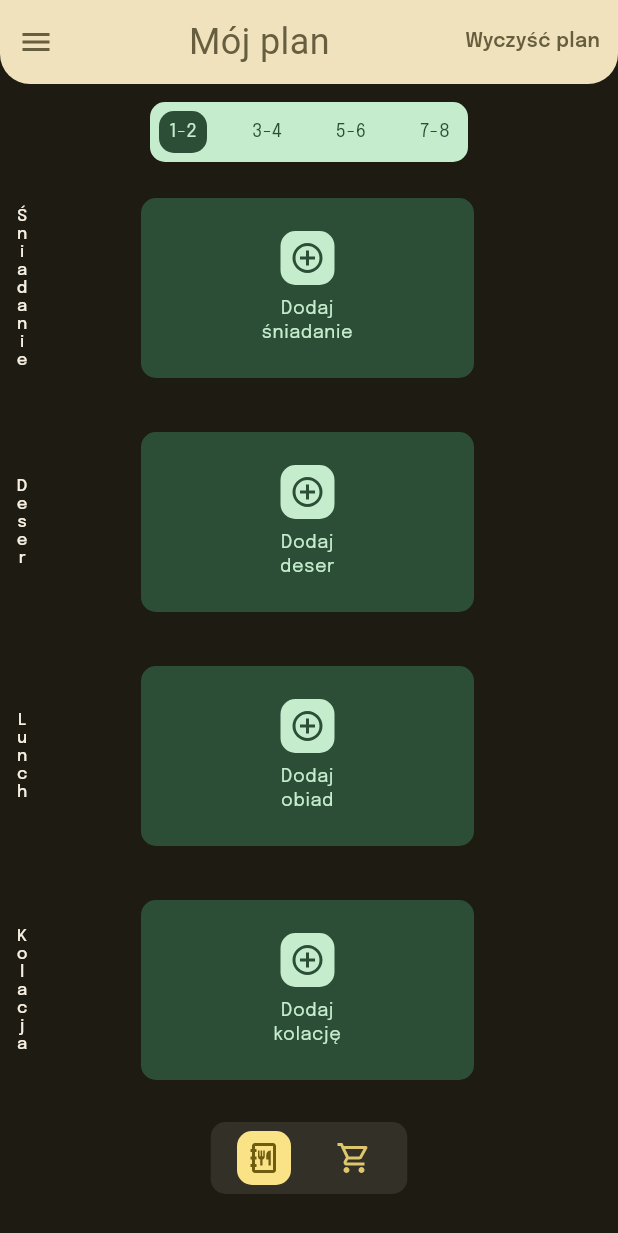
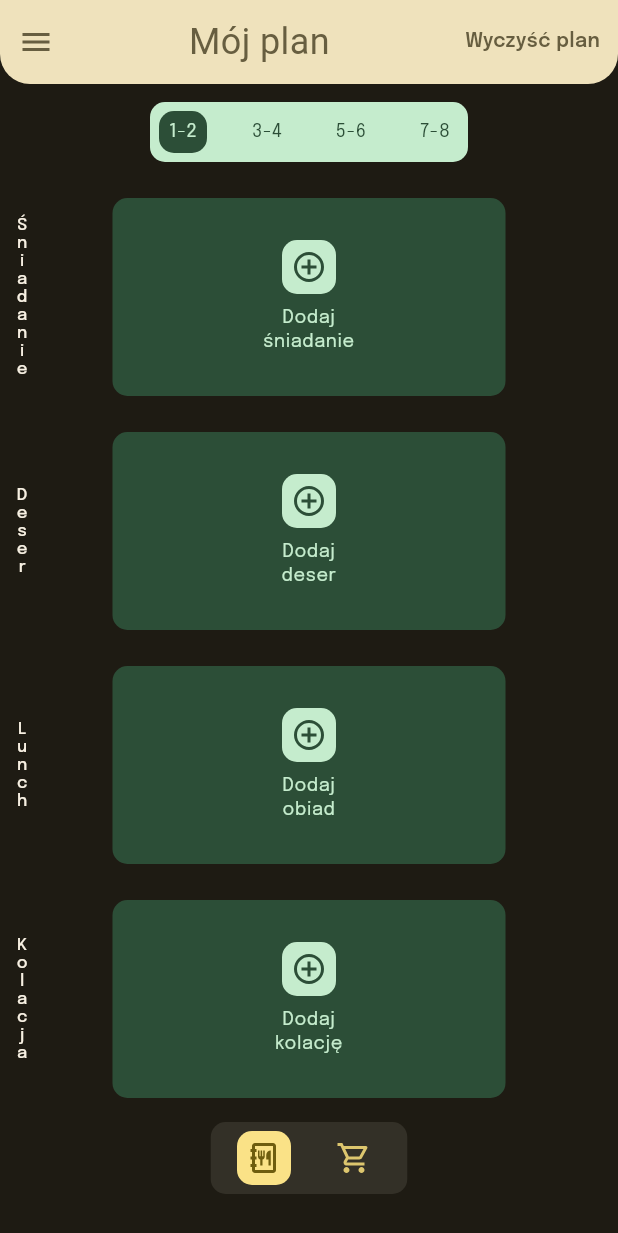
Before and after one commit to Kudlik/meal_planner, a Flutter app: the screen it shows after launch, on a phone screen of 412 x 824 dp. Shown: the top 1233 px of the screen. Run offline on Flutter 3.47's test engine with Material 3 defaults, Android fonts, the phone set to English and light mode, and no system bars; our stand-ins replace file_picker, flutter_svg, share_plus; Roboto replaces fonts that are missing (GowunBatang); statements that could not run were skipped.

Commit message:
Add swipeable days and sticky meal type labels on menu screen
- Menu grid now swipes left/right to switch between day-pairs via PageView
- DaySelector stays in sync with swipe (onPageChanged) and vice versa (animateToPage)
- MealTypeCell labels extracted into a fixed column outside the PageView so they remain visible during swipe
- Cards centered on screen (left: 45px, right: 75px, offsetting the 30px sticky column)

Co-Authored-By: Claude Sonnet 4.6 <noreply@anthropic.com>

```diff
--- a/lib/screens/menu_screen.dart
+++ b/lib/screens/menu_screen.dart
@@ -99,6 +99,28 @@ class MenuScreen extends StatefulWidget {
 
 class _MenuScreenState extends State<MenuScreen> {
   int _selectedDay = 0;
+  late final PageController _pageController;
+
+  @override
+  void initState() {
+    super.initState();
+    _pageController = PageController(initialPage: _selectedDay);
+  }
+
+  @override
+  void dispose() {
+    _pageController.dispose();
+    super.dispose();
+  }
+
+  void _goToDay(int index) {
+    setState(() => _selectedDay = index);
+    _pageController.animateToPage(
+      index,
+      duration: const Duration(milliseconds: 300),
+      curve: Curves.easeInOut,
+    );
+  }
 
   @override
   Widget build(BuildContext context) {
@@ -129,21 +151,42 @@ class _MenuScreenState extends State<MenuScreen> {
               child: Center(
                 child: DaySelector(
                   selectedIndex: _selectedDay,
-                  onDaySelected: (i) => setState(() => _selectedDay = i),
+                  onDaySelected: _goToDay,
                 ),
               ),
             ),
             Expanded(
               child: Padding(
                 padding: const EdgeInsets.only(bottom: 80),
-                child: Column(
+                child: Row(
+                  crossAxisAlignment: CrossAxisAlignment.stretch,
+                  children: [
+                    // Sticky meal type labels
+                    Column(
+                      children: [
+                        for (final row in _mealRows)
+                          Expanded(child: MealTypeCell(label: row.$1)),
+                      ],
+                    ),
+                    // Swipeable meal cards
+                    Expanded(
+                      child: PageView.builder(
+                        controller: _pageController,
+                        onPageChanged: (i) => setState(() => _selectedDay = i),
+                        itemCount: _dayKeys.length,
+                        itemBuilder: (context, index) => Column(
+                          crossAxisAlignment: CrossAxisAlignment.stretch,
                           children: [
                             for (final row in _mealRows)
                               Expanded(
-                        child: _MealRow(
+                                child: _MealCardSlot(
                                   rawMealType: row.$1,
                                   displayLabel: row.$2,
-                          dayKey: _dayKeys[_selectedDay],
+                                  dayKey: _dayKeys[index],
+                                ),
+                              ),
+                          ],
+                        ),
                       ),
                     ),
                   ],
@@ -157,14 +200,14 @@ class _MenuScreenState extends State<MenuScreen> {
   }
 }
 
-// ── Single meal row ───────────────────────────────────────────────────────────
+// ── Meal card slot (card only — label column is sticky outside PageView) ──────
 
-class _MealRow extends StatelessWidget {
+class _MealCardSlot extends StatelessWidget {
   final String rawMealType;
   final String displayLabel;
   final String dayKey;
 
-  const _MealRow({
+  const _MealCardSlot({
     required this.rawMealType,
     required this.displayLabel,
     required this.dayKey,
@@ -177,14 +220,7 @@ class _MealRow extends StatelessWidget {
     final meal = mealName != null ? state.mealInfo(mealName) : null;
 
     return Padding(
-      padding: const EdgeInsets.fromLTRB(0, 0, 12, 12),
-      child: Row(
-        crossAxisAlignment: CrossAxisAlignment.stretch,
-        children: [
-          MealTypeCell(label: rawMealType),
-          Expanded(
-            child: Padding(
-              padding: const EdgeInsets.fromLTRB(64, 12, 84, 12),
+      padding: const EdgeInsets.fromLTRB(45, 12, 75, 12),
       child: MealCard(
         mealName: mealName,
         source: meal?.source,
@@ -203,10 +239,6 @@ class _MealRow extends StatelessWidget {
                 )
             : () => _showMealActionsDrawer(context, dayKey, rawMealType),
       ),
-            ),
-          ),
-        ],
-      ),
     );
   }
 }
```
Lines whose indentation alone changed are shown as unchanged.
